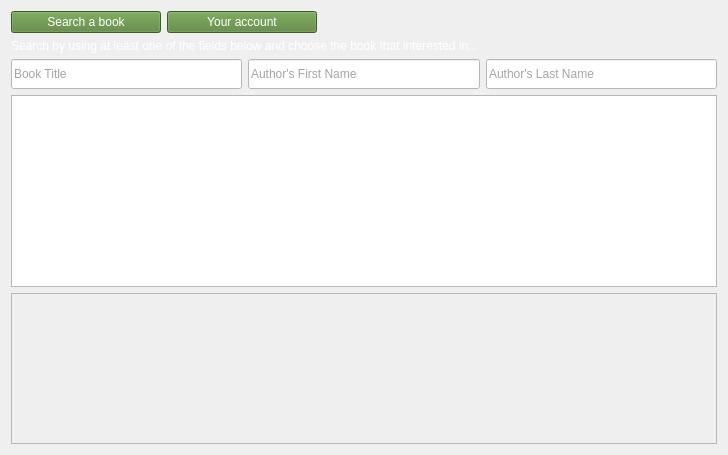
Before: the Qt Designer form homeview.ui in wcislak97/ProdigyLibrary, drawn with Qt 5.
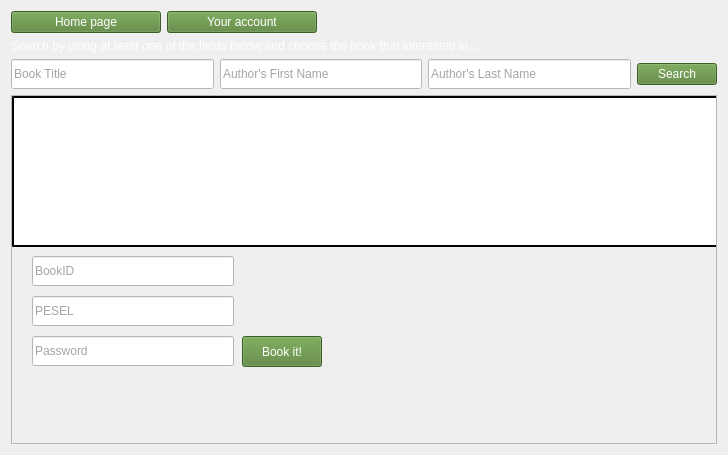
After: the same form once the commit is applied.

Commit message:
Added BookIt+Search+newDB
On top what Kuba made there is now Book it button, search page, added reservedBooks table to DB

What changed in the file:
```diff
--- a/homeview.ui
+++ b/homeview.ui
@@ -49,7 +49,7 @@
 color: rgb(255, 255, 255);</string>
          </property>
          <property name="text">
-          <string>Search a book</string>
+          <string>Home page</string>
          </property>
         </widget>
        </item>
@@ -148,11 +148,19 @@
          </property>
         </widget>
        </item>
+       <item>
+        <widget class="QPushButton" name="actual_search_button">
+         <property name="styleSheet">
+          <string notr="true">background-color: rgb(84, 130, 53);
+color: rgb(255, 255, 255);</string>
+         </property>
+         <property name="text">
+          <string>Search</string>
+         </property>
+        </widget>
+       </item>
       </layout>
      </item>
-     <item>
-      <widget class="QTableWidget" name="tableWidget"/>
-     </item>
      <item>
       <widget class="QScrollArea" name="scrollArea">
        <property name="widgetResizable">
@@ -164,9 +172,112 @@
           <x>0</x>
           <y>0</y>
           <width>705</width>
-          <height>149</height>
+          <height>347</height>
          </rect>
         </property>
+        <widget class="QTableView" name="tableView">
+         <property name="geometry">
+          <rect>
+           <x>0</x>
+           <y>0</y>
+           <width>711</width>
+           <height>151</height>
+          </rect>
+         </property>
+         <property name="styleSheet">
+          <string notr="true">background: white;
+     border: 2px outset black;</string>
+         </property>
+         <attribute name="horizontalHeaderStretchLastSection">
+          <bool>true</bool>
+         </attribute>
+        </widget>
+        <widget class="QLineEdit" name="lineEdit_bookID">
+         <property name="geometry">
+          <rect>
+           <x>20</x>
+           <y>160</y>
+           <width>202</width>
+           <height>30</height>
+          </rect>
+         </property>
+         <property name="minimumSize">
+          <size>
+           <width>0</width>
+           <height>30</height>
+          </size>
+         </property>
+         <property name="styleSheet">
+          <string notr="true">background-color: rgb(255, 255, 255);
+color: rgb(74, 74, 74);</string>
+         </property>
+         <property name="placeholderText">
+          <string>BookID</string>
+         </property>
+        </widget>
+        <widget class="QLineEdit" name="lineEdit_pesel">
+         <property name="geometry">
+          <rect>
+           <x>20</x>
+           <y>200</y>
+           <width>202</width>
+           <height>30</height>
+          </rect>
+         </property>
+         <property name="minimumSize">
+          <size>
+           <width>0</width>
+           <height>30</height>
+          </size>
+         </property>
+         <property name="styleSheet">
+          <string notr="true">background-color: rgb(255, 255, 255);
+color: rgb(74, 74, 74);</string>
+         </property>
+         <property name="placeholderText">
+          <string>PESEL</string>
+         </property>
+        </widget>
+        <widget class="QLineEdit" name="lineEdit_password">
+         <property name="geometry">
+          <rect>
+           <x>20</x>
+           <y>240</y>
+           <width>202</width>
+           <height>30</height>
+          </rect>
+         </property>
+         <property name="minimumSize">
+          <size>
+           <width>0</width>
+           <height>30</height>
+          </size>
+         </property>
+         <property name="styleSheet">
+          <string notr="true">background-color: rgb(255, 255, 255);
+color: rgb(74, 74, 74);</string>
+         </property>
+         <property name="placeholderText">
+          <string>Password</string>
+         </property>
+        </widget>
+        <widget class="QPushButton" name="bookIt_button">
+         <property name="geometry">
+          <rect>
+           <x>230</x>
+           <y>240</y>
+           <width>80</width>
+           <height>31</height>
+          </rect>
+         </property>
+         <property name="styleSheet">
+          <string notr="true">background-color: rgb(84, 130, 53);
+color: rgb(255, 255, 255);</string>
+         </property>
+         <property name="text">
+          <string>Book it!</string>
+         </property>
+        </widget>
        </widget>
       </widget>
      </item>
```
The commit also changes 6 other files.
